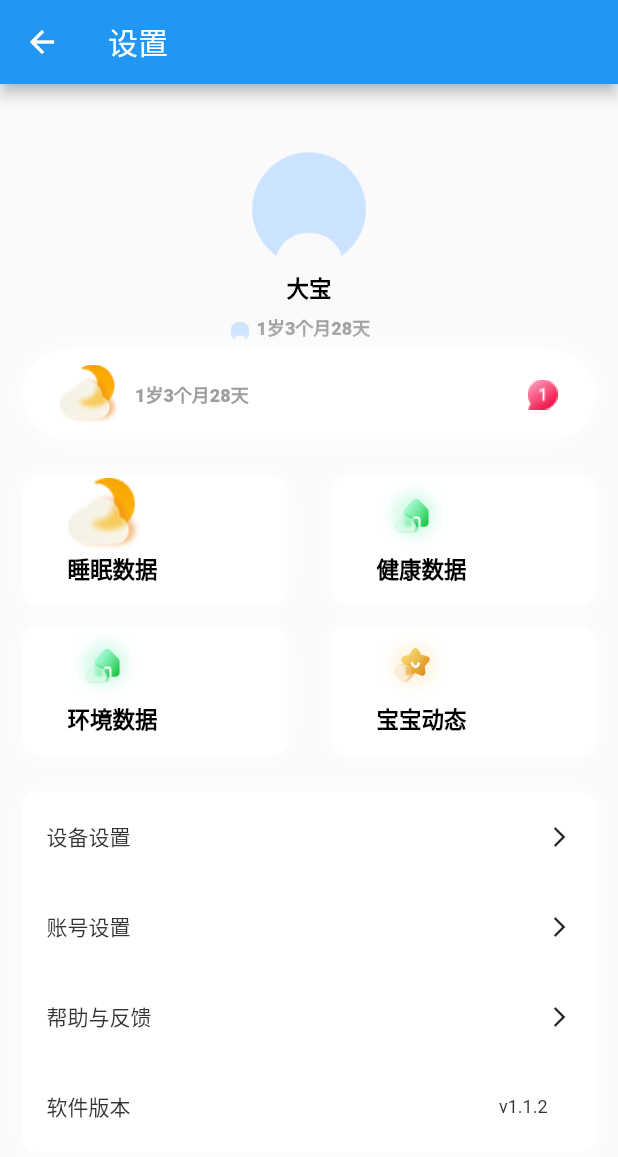
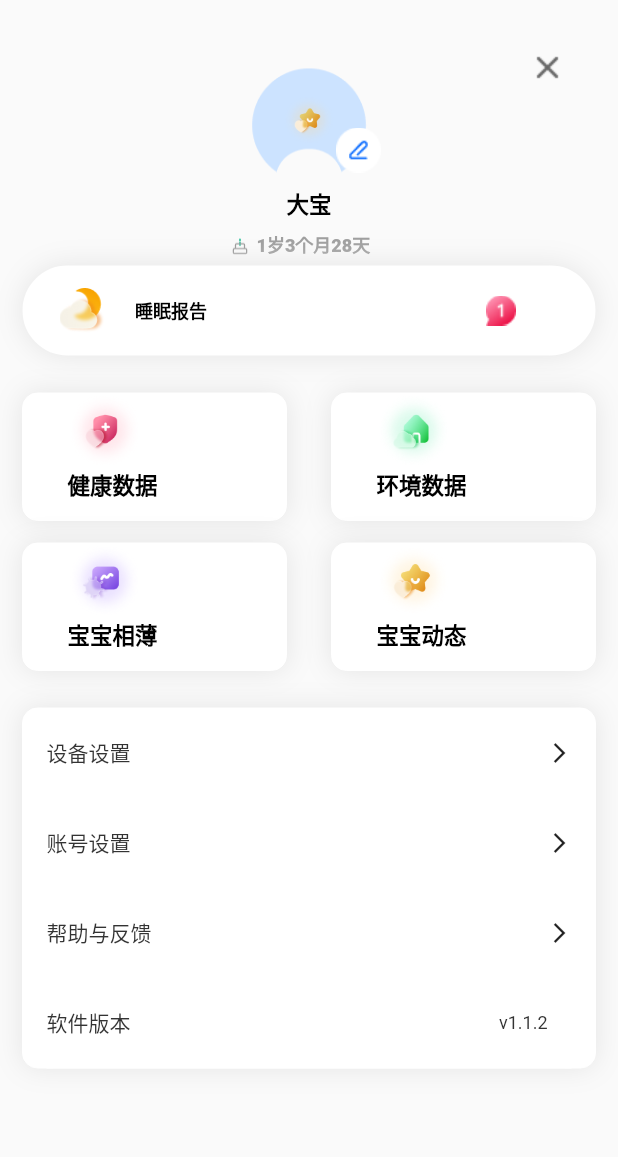
Before and after one commit to flasefish/Candlestick, a Flutter app: the SettingPage screen opened directly, on a phone screen of 412 x 824 dp. Shown: the top 1157 px of the screen. Run offline on Flutter 3.47's test engine with Material 2 defaults, Android fonts, the phone set to English and light mode, and no system bars; our stand-ins replace image_gallery_saver, path_drawing, permission_handler, screenshot; missing offline and left inert: dart:ffi, optimized_gesture_detector.

Commit message:
update file

```diff
--- a/lib/BtbItemView.dart
+++ b/lib/BtbItemView.dart
@@ -17,7 +17,7 @@ class BtbItemView extends StatelessWidget {
     return Container(
         margin: EdgeInsets.only(top: 0, left: 15, right: 15, bottom: 5),
         decoration: BoxDecoration(
-            boxShadow: [BoxShadow(color: Colors.white, blurRadius: 15.0)],
+            boxShadow: [BoxShadow(color: const Color(0xffe4e4e4), blurRadius: 15.0)],
             borderRadius: BorderRadius.circular(10),
             color: Colors.white,
             border: Border.all(color: Colors.white, width: 0)),
--- a/lib/btnContentView.dart
+++ b/lib/btnContentView.dart
@@ -6,13 +6,22 @@ class btnContentView extends StatelessWidget {
     return Container(
         margin: EdgeInsets.only(top: 25, left: 15, right: 15, bottom: 5),
         child: Ink(
-          // decoration: BoxDecoration(
-          //     borderRadius: BorderRadius.circular(6),
-          //     color: Colors.white,
-          //     border: Border.all(color: Colors.white, width: 10)),
           child: Column(children: <Widget>[
+            Stack(
+              children: <Widget>[
                 Container(
-                // width: MediaQuery.of(context).size.width,
+                  height: 40,
+                  width: MediaQuery.of(context).size.width,
+                  padding: EdgeInsets.only(top: 0,right: 20),
+                  alignment: Alignment.centerRight,
+                  child: Image.asset(
+                    'images/setting_closeIcon.png',
+                    width: 24,
+                    height: 24,
+                    fit: BoxFit.fitHeight,
+                  ),
+                ),
+                Container(
                   height: 90,
                   padding: EdgeInsets.only(top: 20),
                   alignment: Alignment.center,
@@ -21,7 +30,35 @@ class btnContentView extends StatelessWidget {
                     width: 90,
                     height: 90,
                     fit: BoxFit.fitHeight,
-                )),
+                  ),
+                ),
+                Container(
+                  // color: Colors.red,
+                  height: 90,
+                  width: MediaQuery.of(context).size.width/2+55,
+                  padding: EdgeInsets.only(top: 60,right: 20),
+                  alignment: Alignment.centerRight,
+                  child: Image.asset(
+                    'images/setting_editIcon.png',
+                    width: 34,
+                    height: 34,
+                    fit: BoxFit.fitHeight,
+                  ),
+                ),
+                Container(
+                  height: 90,
+                  width: MediaQuery.of(context).size.width/2+2,
+                  padding: EdgeInsets.only(top: 20,right: 0),
+                  alignment: Alignment.centerRight,
+                  child: Image.asset(
+                    'images/setting_activeIcon.png',
+                    width: 34,
+                    height: 34,
+                    fit: BoxFit.fitHeight,
+                  ),
+                ),
+              ],
+            ),
             Container(
               // width: MediaQuery.of(context).size.width / 2,
               padding: EdgeInsets.only(top: 10),
@@ -43,13 +80,13 @@ class btnContentView extends StatelessWidget {
                   padding: EdgeInsets.only(top: 5,right: 0),
                   alignment: Alignment.centerRight,
                   child: Image.asset(
-                    'images/setting_headBg.png',
+                    'images/bridayIcon.png',
                     width: 12,
                     height: 12,
                     fit: BoxFit.fitHeight,
                   )),
               Container(
-                padding: EdgeInsets.only(left: 5),
+                padding: EdgeInsets.only(left: 5,top: 2),
                 alignment: Alignment.center,
                 child: Text(
                   '1岁3个月28天',
@@ -63,7 +100,7 @@ class btnContentView extends StatelessWidget {
             ]),
             Container(
               decoration: BoxDecoration(
-                  boxShadow: [BoxShadow(color: Colors.white, blurRadius: 15.0)],
+                  boxShadow: [BoxShadow(color: const Color(0xffe4e4e4), blurRadius: 15.0)],
                   borderRadius: BorderRadius.circular(30),
                   color: Colors.white,
                   border: Border.all(color: Colors.white, width: 10)),
@@ -78,8 +115,8 @@ class btnContentView extends StatelessWidget {
                     alignment: Alignment.centerLeft,
                     child: Image.asset(
                       'images/setting_sleepIcon.png',
-                      width: 40,
-                      height: 40,
+                      width: 30,
+                      height: 30,
                       fit: BoxFit.fitHeight,
                     )
                 ),
@@ -87,9 +124,9 @@ class btnContentView extends StatelessWidget {
                   padding: EdgeInsets.only(left: 0),
                   alignment: Alignment.center,
                   child: Text(
-                    '1岁3个月28天',
+                    '睡眠报告',
                     style: TextStyle(
-                        color: Colors.grey,
+                        color: Colors.black,
                         fontWeight: FontWeight.w800,
                         // fontFamily: 'wryh',
                         fontSize: 12),
@@ -98,7 +135,7 @@ class btnContentView extends StatelessWidget {
                 Container(
                     width: MediaQuery.of(context).size.width/2,
                     height: 30,
-                    padding: EdgeInsets.only(top: 0,left: 10),
+                    padding: EdgeInsets.only(top: 0,right: 0),
                     alignment: Alignment.centerRight,
                     child: Image.asset(
                       'images/setting_redBgIcon.png',
--- a/lib/settingpage.dart
+++ b/lib/settingpage.dart
@@ -6,17 +6,18 @@ import 'BtbItemView.dart';
 
 class SettingPage extends StatelessWidget {
   const SettingPage({Key key}) : super(key: key);
-
-  // @override
-  // State<MultipleBarChartBasic> createState() => MultipleBarChartBasicState();
   @override
   Widget build(BuildContext context) {
     return Scaffold(
-      appBar: AppBar(
-        title: const Text('设置'),
-      ),
+    //  appBar: AppBar(
+   //     title: const Text('设置'),
+   //   ),
+
       body: Container(
         // color: Colors.blue,
+        child: SingleChildScrollView(
+          padding: EdgeInsets.all(0.0),
+          child: Center(
             child:Column(children: <Widget>[
               btnContentView(),
               Container(
@@ -31,8 +32,8 @@ class SettingPage extends StatelessWidget {
                       // padding: EdgeInsets.only(top: 0,right: 10,left: 10),
                       alignment: Alignment.center,
                       child: BtbItemView(
-                  title: '睡眠数据',
-                  imageName: 'images/setting_sleepIcon.png',
+                        title: '健康数据',
+                        imageName: 'images/setting_healthIcon.png',
                       ),
                     ),
                     Container(
@@ -41,8 +42,8 @@ class SettingPage extends StatelessWidget {
                       margin: EdgeInsets.only(top: 10, left: 0, right: 0, bottom: 0),
                       alignment: Alignment.center,
                       child: BtbItemView(
-                  title: '环境数据',
-                  imageName: 'images/setting_assetIcon.png',
+                        title: '宝宝相薄',
+                        imageName: 'images/setting_environmentIcon.png',
                       ),
                     ),
                   ],
@@ -55,7 +56,7 @@ class SettingPage extends StatelessWidget {
                       // padding: EdgeInsets.only(top: 0,right: 10,left: 10),
                       alignment: Alignment.center,
                       child: BtbItemView(
-                  title: '健康数据',
+                        title: '环境数据',
                         imageName: 'images/setting_assetIcon.png',
                       ),
                     ),
@@ -77,7 +78,7 @@ class SettingPage extends StatelessWidget {
                 margin: EdgeInsets.only(top: 10, left: 15, right: 15, bottom: 5),
                 height: 240,
                 decoration: BoxDecoration(
-                boxShadow: [BoxShadow(color: Colors.white, blurRadius: 15.0)],
+                    boxShadow: [BoxShadow(color: const Color(0xffe4e4e4), blurRadius: 15.0)],
                     borderRadius: BorderRadius.circular(10),
                     color: Colors.white,
                     border: Border.all(color: Colors.white, width: 0)),
@@ -115,6 +116,8 @@ class SettingPage extends StatelessWidget {
               ),
             ]),
           ),
+        ),
+      ),
     );
   }
 }
--- a/pubspec.yaml
+++ b/pubspec.yaml
@@ -76,6 +76,8 @@ flutter:
      - images/setting_healthIcon.png
      - images/setting_redBgIcon.png
      - images/setting_sleepIcon.png
+     - images/bridayIcon.png
+     - images/setting_closeIcon.png
   #   - images/a_dot_ham.jpeg
 
   # An image asset can refer to one or more resolution-specific "variants", see
```
Also changed, not shown: images/bridayIcon.png (added), images/setting_closeIcon.png (added). Lines whose indentation alone changed are shown as unchanged.
